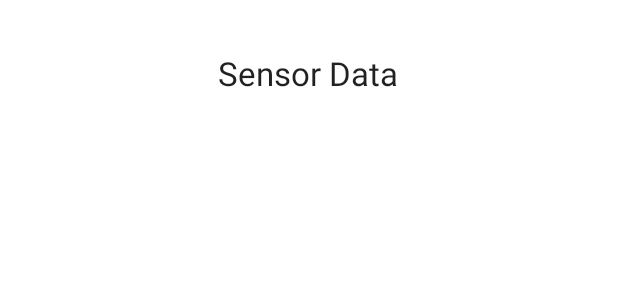
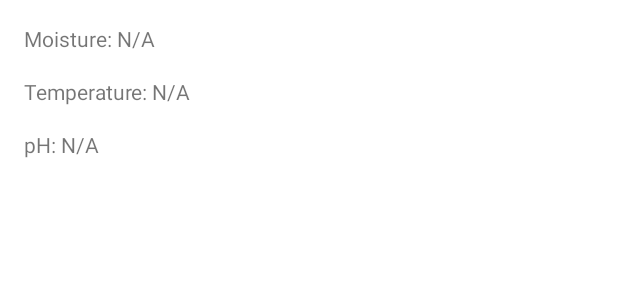
Before and after one commit to DMartinCodes/Microverse-Soil-Doctor, an Android app: the layout sensor_frag.xml on its own in the app's theme, with its tools: preview values and no code run, on a phone screen of 412 x 824 dp. Shown: the top 300 px of the screen. Run offline under Robolectric (Android 15) with nearby library versions, the phone set to English and light mode, and no system bars.

Commit message:
Added XML to display sensor information via text, and added new Kotlin classes to actively pass data to XML.

```diff
--- a/AndroidWork/app/build.gradle
+++ b/AndroidWork/app/build.gradle
@@ -43,7 +43,12 @@ dependencies {
     implementation 'androidx.constraintlayout:constraintlayout:2.1.4'
     implementation 'androidx.lifecycle:lifecycle-livedata-ktx:2.4.1'
     implementation 'androidx.lifecycle:lifecycle-viewmodel-ktx:2.4.1'
+    implementation 'androidx.core:core-ktx:+'
+    implementation 'com.github.PhilJay:MPAndroidChart:v4.1.0'
+
+
     testImplementation 'junit:junit:4.13.2'
     androidTestImplementation 'androidx.test.ext:junit:1.1.5'
     androidTestImplementation 'androidx.test.espresso:espresso-core:3.5.1'
+
 }
--- a/AndroidWork/app/src/main/res/layout/sensor_frag.xml
+++ b/AndroidWork/app/src/main/res/layout/sensor_frag.xml
@@ -1,20 +1,38 @@
 <?xml version="1.0" encoding="utf-8"?>
-<androidx.constraintlayout.widget.ConstraintLayout xmlns:android="http://schemas.android.com/apk/res/android"
-    xmlns:app="http://schemas.android.com/apk/res-auto"
-    xmlns:tools="http://schemas.android.com/tools"
+<RelativeLayout
+    xmlns:android="http://schemas.android.com/apk/res/android"
     android:layout_width="match_parent"
     android:layout_height="match_parent">
 
+    <!-- Sensor data TextViews -->
     <TextView
-        android:id="@+id/SensorTitle"
+        android:id="@+id/textMoisture"
         android:layout_width="wrap_content"
         android:layout_height="wrap_content"
-        android:text="Sensor Data"
-        android:textAppearance="@style/TextAppearance.AppCompat.Large"
-        app:layout_constraintBottom_toBottomOf="parent"
-        app:layout_constraintEnd_toEndOf="parent"
-        app:layout_constraintHorizontal_bias="0.498"
-        app:layout_constraintStart_toStartOf="parent"
-        app:layout_constraintTop_toTopOf="parent"
-        app:layout_constraintVertical_bias="0.043" />
-</androidx.constraintlayout.widget.ConstraintLayout>
+        android:layout_marginTop="16dp"
+        android:layout_marginStart="16dp"
+        android:text="Moisture: N/A"
+        android:layout_alignParentStart="true"/>
+
+    <TextView
+        android:id="@+id/textTemperature"
+        android:layout_width="wrap_content"
+        android:layout_height="wrap_content"
+        android:layout_below="@+id/textMoisture"
+        android:layout_marginTop="16dp"
+        android:layout_marginStart="16dp"
+        android:text="Temperature: N/A"
+        android:layout_alignParentStart="true"/>
+
+    <TextView
+        android:id="@+id/textPH"
+        android:layout_width="wrap_content"
+        android:layout_height="wrap_content"
+        android:layout_below="@+id/textTemperature"
+        android:layout_marginTop="16dp"
+        android:layout_marginStart="16dp"
+        android:text="pH: N/A"
+        android:layout_alignParentStart="true"/>
+
+    <!-- Add more TextViews for other sensor data -->
+</RelativeLayout>
--- a/AndroidWork/build.gradle
+++ b/AndroidWork/build.gradle
@@ -2,5 +2,5 @@
 plugins {
     id 'com.android.application' version '7.4.0' apply false
     id 'com.android.library' version '7.4.0' apply false
-    id 'org.jetbrains.kotlin.android' version '1.7.21' apply false
+    id 'org.jetbrains.kotlin.android' version '1.9.20-Beta' apply false
 }
```
Also changed, not shown: AndroidWork/app/src/main/java/com/example/soildoctor/HistoryFragment.kt (added, +47 -0 lines), AndroidWork/app/src/main/java/com/example/soildoctor/ui/OverviewFragment.kt (added, +32 -0 lines), AndroidWork/app/src/main/res/layout/history_frag.xml (+29 -13 lines).
